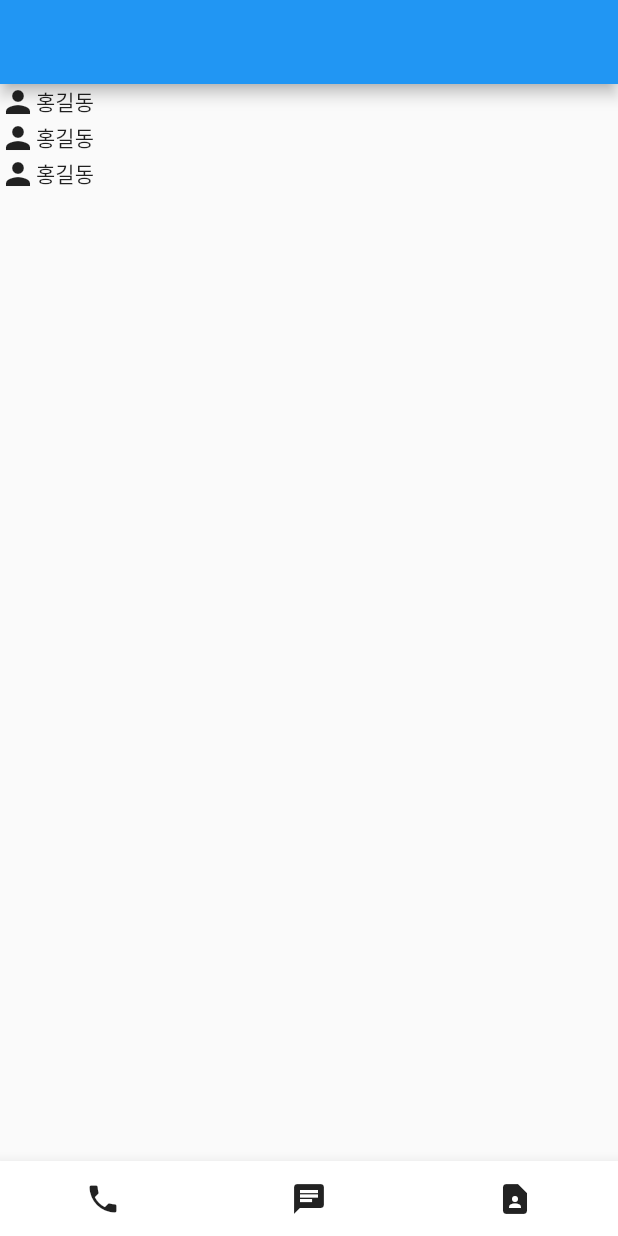
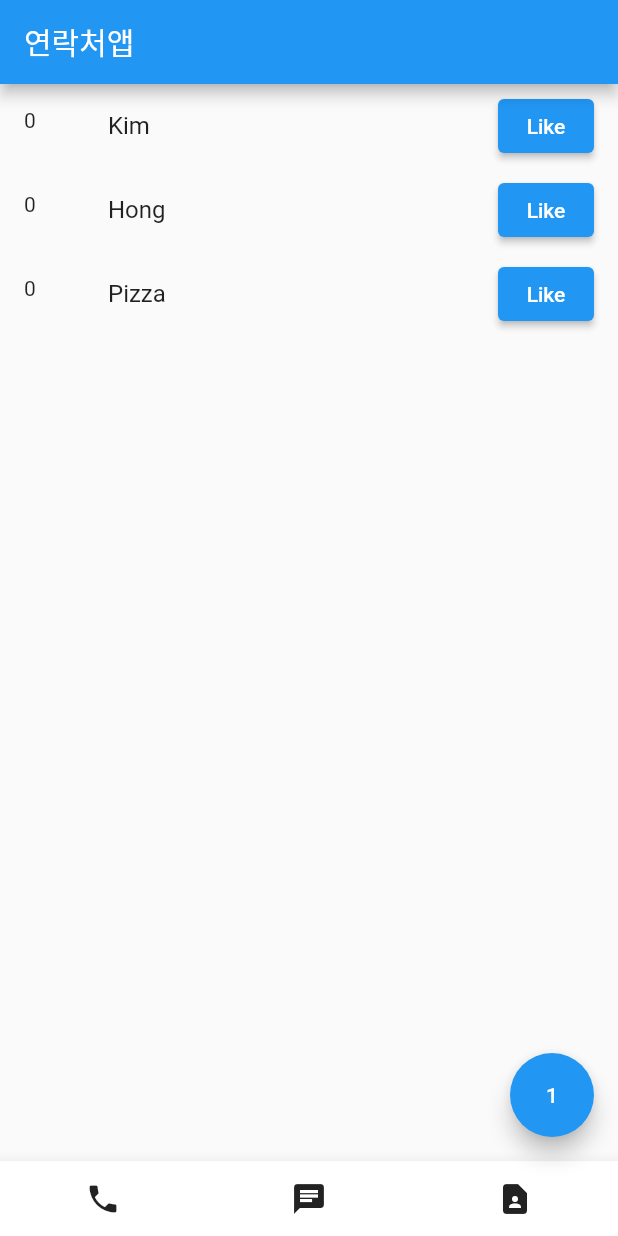
Before and after one commit to zee2013234/PhoneContact, a Flutter app: the screen it shows after launch, on a phone screen of 412 x 824 dp. Run offline on Flutter 3.47's test engine with Material 2 defaults, Android fonts, the phone set to English and light mode, and no system bars; missing offline and left inert: dart:ffi.

```diff
--- a/lib/main.dart
+++ b/lib/main.dart
@@ -1,22 +1,54 @@
+import 'dart:ffi';
+
 import 'package:flutter/material.dart';
 
 void main() {
-  runApp(const MyApp());
+  runApp(MyApp());
 }
 
-class MyApp extends StatelessWidget {
-  const MyApp({super.key});
+class MyApp extends StatefulWidget {
+  MyApp({super.key});
+
+  @override
+  State<MyApp> createState() => _MyAppState();
+}
+
+class _MyAppState extends State<MyApp> {
+  var a = 1;
+  var numeric = [0, 0, 0];
+  var name = ['Kim', 'Hong', 'Pizza'];
 
   @override
   Widget build(BuildContext context) {
     return MaterialApp(
       home: Scaffold(
-        appBar: AppBar(),
-        body: ListView(children: const [
-          Row(children: [Icon(Icons.person), Text("홍길동")]),
-          Row(children: [Icon(Icons.person), Text("홍길동")]),
-          Row(children: [Icon(Icons.person), Text("홍길동")]),
-        ]),
+        floatingActionButton: FloatingActionButton(
+          child: Text(a.toString()),
+          onPressed: () {
+            setState(() {
+              a++;
+            });
+            print(a);
+          },
+        ),
+        appBar: AppBar(
+          title: Text('연락처앱'),
+          centerTitle: false,
+        ),
+        body: ListView.builder(
+            itemCount: 3,
+            itemBuilder: (c, i) {
+              return ListTile(
+                  leading: Text(numeric[i].toString()),
+                  title: Text(name[i]),
+                  trailing: ElevatedButton(
+                      onPressed: () {
+                        setState(() {
+                          numeric[i]++;
+                        });
+                      },
+                      child: Text("Like")));
+            }),
         bottomNavigationBar: BottomBar(),
       ),
     );
```
Also changed, not shown: 11 other files.
